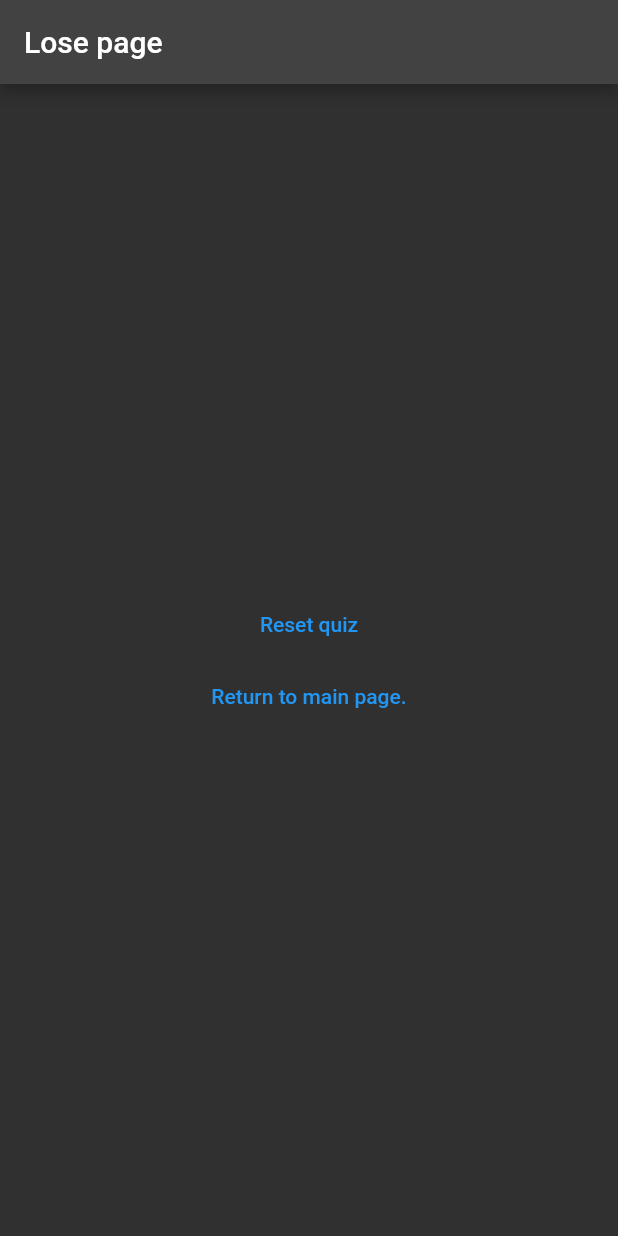
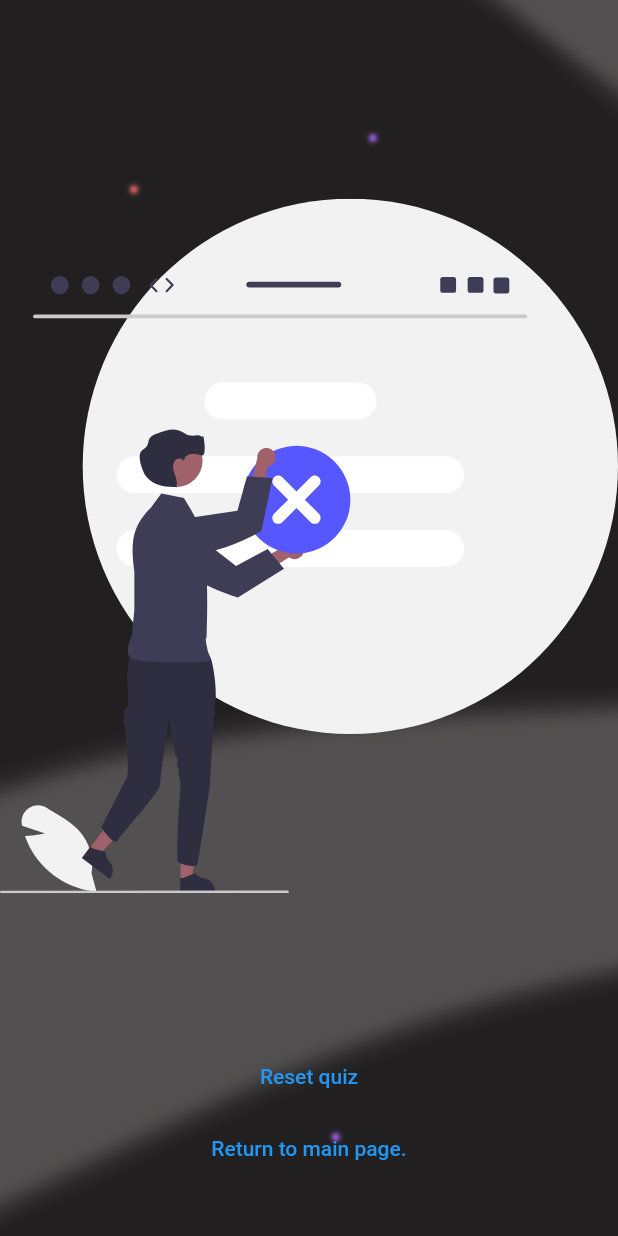
Before and after one commit to Ahmed1Bukha/Quizu, a Flutter app: the endPage screen opened directly, on a phone screen of 412 x 824 dp. Run offline on Flutter 3.47's test engine with Material 2 defaults, Android fonts, the phone set to English and light mode, and no system bars; our stand-ins replace auto_size_text, flutter_svg, loading_animation_widget, shared_preferences; accounts and stored records are empty; network calls fail; project files that could hold a hidden picture were left out.

Commit message:
Added something
just imported the svg file and added a pic to test

```diff
--- a/BetaVersion/betaquizu/lib/Screens/quizz/endPage.dart
+++ b/BetaVersion/betaquizu/lib/Screens/quizz/endPage.dart
@@ -1,6 +1,7 @@
 import 'package:betaquizu/Screens/mainPages/welcomePage.dart';
 import 'package:betaquizu/Screens/quizz/quizPage.dart';
 import 'package:flutter/material.dart';
+import 'package:flutter_svg/svg.dart';
 import '../../classes/Networking.dart';
 
 class endPage extends StatelessWidget {
@@ -8,13 +9,20 @@ class endPage extends StatelessWidget {
 
   @override
   Widget build(BuildContext context) {
-    return Scaffold(
-      appBar: AppBar(
-        title: Text("Lose page"),
+    return Container(
+      decoration: BoxDecoration(
+        image: DecorationImage(
+          fit: BoxFit.cover,
+          image: AssetImage("Images/Untitled-1.png"),
         ),
+      ),
+      child: Scaffold(
+        backgroundColor: Colors.transparent,
         body: Column(
           mainAxisAlignment: MainAxisAlignment.center,
           children: [
+            SvgPicture.asset("Images/undraw_cancel_re_pkdm.svg",
+                semanticsLabel: 'Acme Logo'),
             Center(
               child: TextButton(
                 onPressed: () async {
@@ -33,8 +41,6 @@ class endPage extends StatelessWidget {
             Center(
               child: TextButton(
                 onPressed: () async {
-                final infoUser = await Networking.userInfoGetter();
-                final questions = await Networking.quistionGetter();
                   Navigator.pushReplacement(
                     context,
                     MaterialPageRoute(
@@ -47,6 +53,7 @@ class endPage extends StatelessWidget {
             )
           ],
         ),
+      ),
     );
   }
 }
--- a/BetaVersion/betaquizu/pubspec.yaml
+++ b/BetaVersion/betaquizu/pubspec.yaml
@@ -37,6 +37,7 @@ dependencies:
   flutter_countdown_timer: ^4.1.0
   loading_animation_widget: ^1.2.0+3
   auto_size_text: ^3.0.0
+  flutter_svg: ^1.1.5
 
 
   # The following adds the Cupertino Icons font to your application.
```
Also changed, not shown: BetaVersion/betaquizu/Images/undraw_cancel_re_pkdm.svg (added), BetaVersion/betaquizu/Images/undraw_winners_re_wr1l.svg (added), BetaVersion/betaquizu/pubspec.lock. Lines whose indentation alone changed are shown as unchanged.
